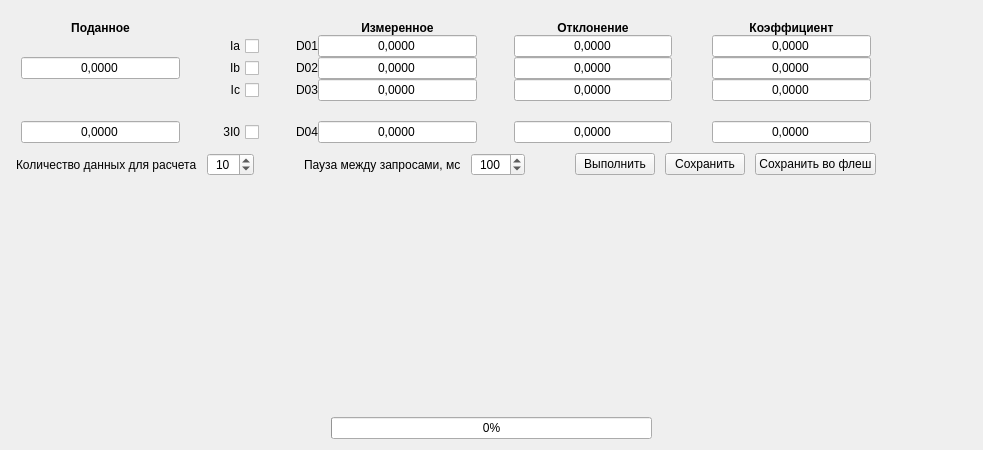
Before: the Qt Designer form classes/calibrationwidget/calibrationwidget.ui in vlarry/configurator, drawn with Qt 5.
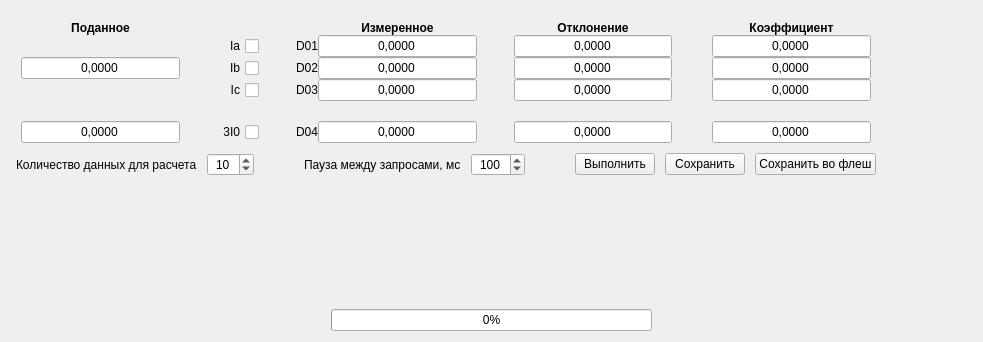
After: the same form once the commit is applied.

The edit to the form file:
```diff
--- a/classes/calibrationwidget/calibrationwidget.ui
+++ b/classes/calibrationwidget/calibrationwidget.ui
@@ -7,9 +7,15 @@
     <x>0</x>
     <y>0</y>
     <width>983</width>
-    <height>450</height>
+    <height>342</height>
    </rect>
   </property>
+  <property name="sizePolicy">
+   <sizepolicy hsizetype="Preferred" vsizetype="Fixed">
+    <horstretch>0</horstretch>
+    <verstretch>0</verstretch>
+   </sizepolicy>
+  </property>
   <property name="windowTitle">
    <string>Form</string>
   </property>
@@ -797,7 +803,7 @@
      <property name="sizeHint" stdset="0">
       <size>
        <width>20</width>
-       <height>202</height>
+       <height>50</height>
       </size>
      </property>
     </spacer>
```
